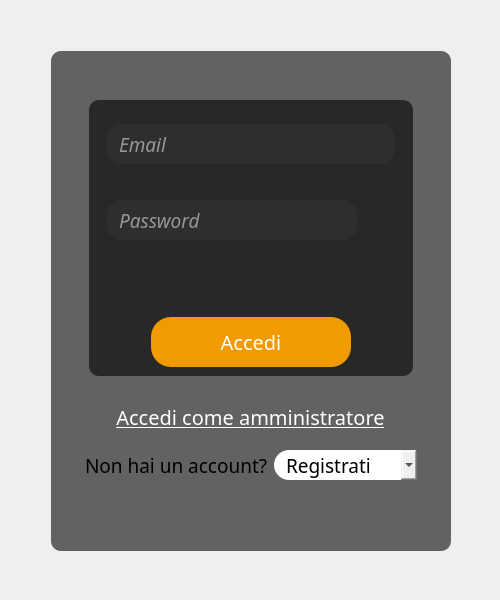
Before: the Qt Designer form projectIS/home/view/vistalogin2.ui in chritianchiappa/progetto_panificio, drawn with Qt 5.
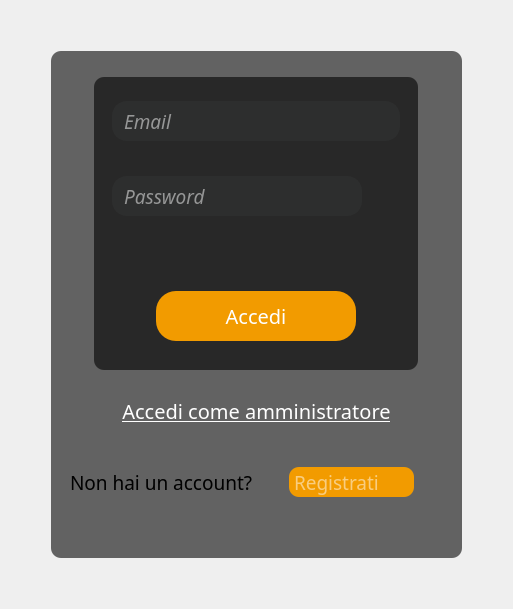
After: the same form once the commit is applied. Icons and pictures are not drawn.

Commit message: modifica combobox e sfondo login

Patch:
```diff
--- a/projectIS/home/view/vistalogin2.ui
+++ b/projectIS/home/view/vistalogin2.ui
@@ -6,8 +6,8 @@
    <rect>
     <x>0</x>
     <y>0</y>
-    <width>500</width>
-    <height>600</height>
+    <width>513</width>
+    <height>609</height>
    </rect>
   </property>
   <property name="sizePolicy">
@@ -24,8 +24,8 @@
   </property>
   <property name="maximumSize">
    <size>
-    <width>510</width>
-    <height>610</height>
+    <width>600</width>
+    <height>650</height>
    </size>
   </property>
   <property name="windowTitle">
@@ -106,12 +106,12 @@
          <enum>Qt::Vertical</enum>
         </property>
         <property name="sizeType">
-         <enum>QSizePolicy::Fixed</enum>
+         <enum>QSizePolicy::Expanding</enum>
         </property>
         <property name="sizeHint" stdset="0">
          <size>
           <width>20</width>
-          <height>40</height>
+          <height>20</height>
          </size>
         </property>
        </spacer>
@@ -406,6 +406,22 @@
            </property>
           </widget>
          </item>
+         <item>
+          <spacer name="verticalSpacer_7">
+           <property name="orientation">
+            <enum>Qt::Vertical</enum>
+           </property>
+           <property name="sizeType">
+            <enum>QSizePolicy::Fixed</enum>
+           </property>
+           <property name="sizeHint" stdset="0">
+            <size>
+             <width>20</width>
+             <height>20</height>
+            </size>
+           </property>
+          </spacer>
+         </item>
         </layout>
        </widget>
       </item>
@@ -459,7 +475,7 @@
         </property>
        </widget>
       </item>
-      <item alignment="Qt::AlignHCenter">
+      <item>
        <widget class="QFrame" name="frame_2">
         <property name="sizePolicy">
          <sizepolicy hsizetype="Preferred" vsizetype="Expanding">
@@ -470,7 +486,7 @@
         <property name="minimumSize">
          <size>
           <width>320</width>
-          <height>50</height>
+          <height>100</height>
          </size>
         </property>
         <property name="baseSize">
@@ -489,7 +505,7 @@
          <enum>QFrame::Raised</enum>
         </property>
         <layout class="QHBoxLayout" name="horizontalLayout">
-         <item>
+         <item alignment="Qt::AlignHCenter">
           <widget class="QLabel" name="label">
            <property name="font">
             <font>
@@ -502,11 +518,17 @@
            </property>
           </widget>
          </item>
-         <item>
+         <item alignment="Qt::AlignHCenter">
           <widget class="QComboBox" name="sel_registra">
            <property name="minimumSize">
             <size>
-             <width>70</width>
+             <width>110</width>
+             <height>30</height>
+            </size>
+           </property>
+           <property name="maximumSize">
+            <size>
+             <width>125</width>
              <height>30</height>
             </size>
            </property>
@@ -520,9 +542,35 @@
             <cursorShape>PointingHandCursor</cursorShape>
            </property>
            <property name="styleSheet">
-            <string notr="true">border-radius:15px;
-padding-left:12px;
-padding-right:8px;</string>
+            <string notr="true">QComboBox {
+    background-color: rgb(242, 155, 0);
+    color:white;
+    border: none;
+    border-radius: 10px;
+   
+}
+QComboBox QAbstractItemView {
+    selection-background-color: rgb(242, 155, 0);
+    selection-color: #ffffff;
+    
+}
+QComboBox QAbstractItemView::item:hover {
+    background-color: rgb(242, 155, 0);
+
+}
+QComboBox::drop-down {
+   
+    subcontrol-position: top right;
+    width: 20px;
+    border: none;
+}
+QComboBox::down-arrow {
+    
+	image: url(:/icone/icone/freccia.png);
+    padding-right:8px;
+    width: 16px; 
+    height: 16px;
+}</string>
            </property>
            <property name="placeholderText">
             <string>Registrati</string>
@@ -548,12 +596,12 @@
          <enum>Qt::Vertical</enum>
         </property>
         <property name="sizeType">
-         <enum>QSizePolicy::Fixed</enum>
+         <enum>QSizePolicy::Expanding</enum>
         </property>
         <property name="sizeHint" stdset="0">
          <size>
           <width>20</width>
-          <height>50</height>
+          <height>20</height>
          </size>
         </property>
        </spacer>
```
Left out of the diff: 3 changed lines with no effect on the pictures. The commit also changes 7 other files.
